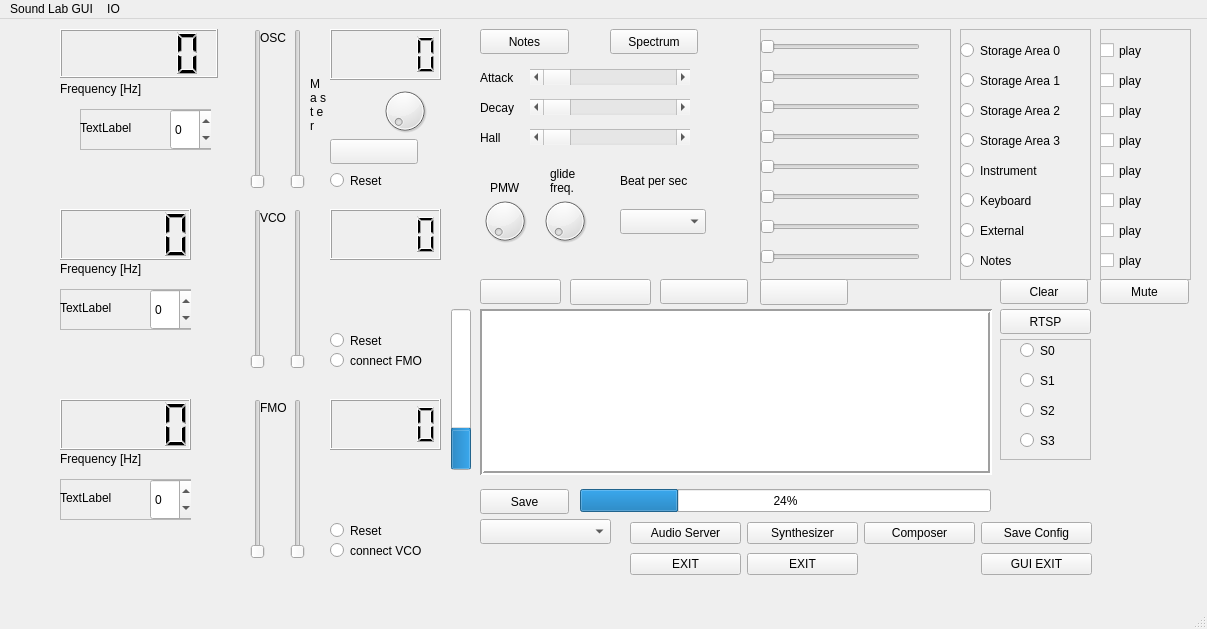
uglasmeyer/ocean, file OceanGUI/mainwindow.ui: the form before one commit.
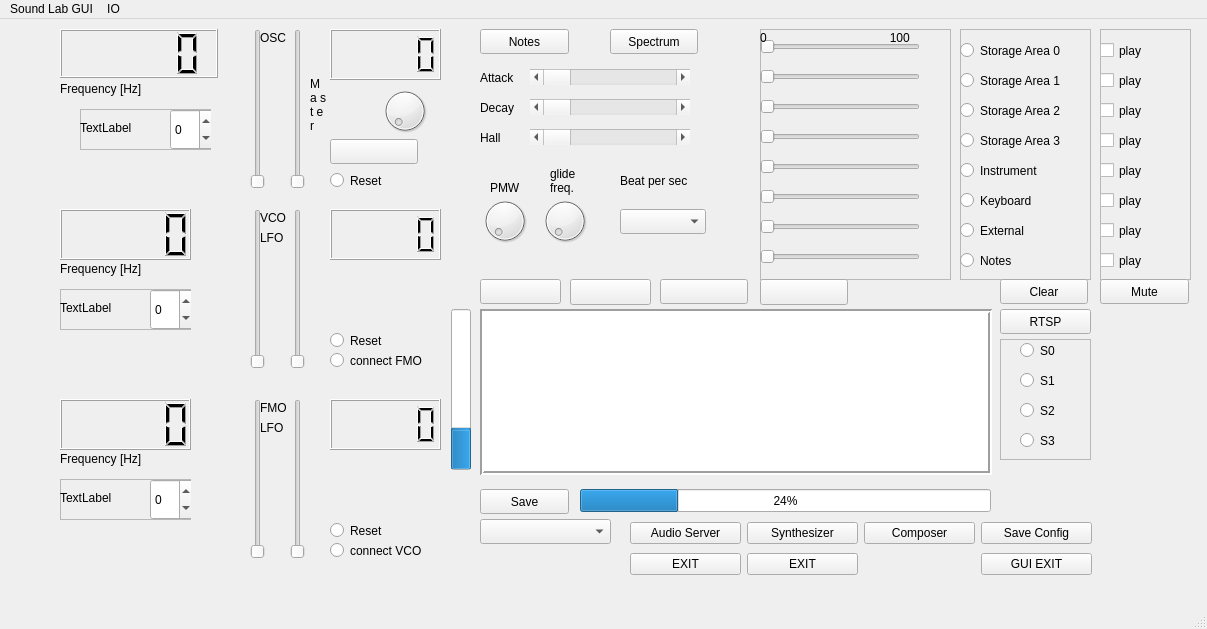
The form after the commit.

```diff
--- a/OceanGUI/mainwindow.ui
+++ b/OceanGUI/mainwindow.ui
@@ -994,6 +994,19 @@
       <enum>Qt::Horizontal</enum>
      </property>
     </widget>
+    <widget class="QLabel" name="label_12">
+     <property name="geometry">
+      <rect>
+       <x>0</x>
+       <y>0</y>
+       <width>161</width>
+       <height>18</height>
+      </rect>
+     </property>
+     <property name="text">
+      <string>0                                     100</string>
+     </property>
+    </widget>
    </widget>
    <widget class="QFrame" name="frame_4">
     <property name="geometry">
@@ -1834,6 +1847,32 @@
      <string/>
     </property>
    </widget>
+   <widget class="QLabel" name="lb_FMO_LFO">
+    <property name="geometry">
+     <rect>
+      <x>260</x>
+      <y>400</y>
+      <width>31</width>
+      <height>18</height>
+     </rect>
+    </property>
+    <property name="text">
+     <string>LFO</string>
+    </property>
+   </widget>
+   <widget class="QLabel" name="lb_VCO_LFO">
+    <property name="geometry">
+     <rect>
+      <x>260</x>
+      <y>210</y>
+      <width>31</width>
+      <height>18</height>
+     </rect>
+    </property>
+    <property name="text">
+     <string>LFO</string>
+    </property>
+   </widget>
   </widget>
   <widget class="QMenuBar" name="menubar">
    <property name="geometry">
```
Left out of the diff: 5 changed lines with no effect on the pictures.
